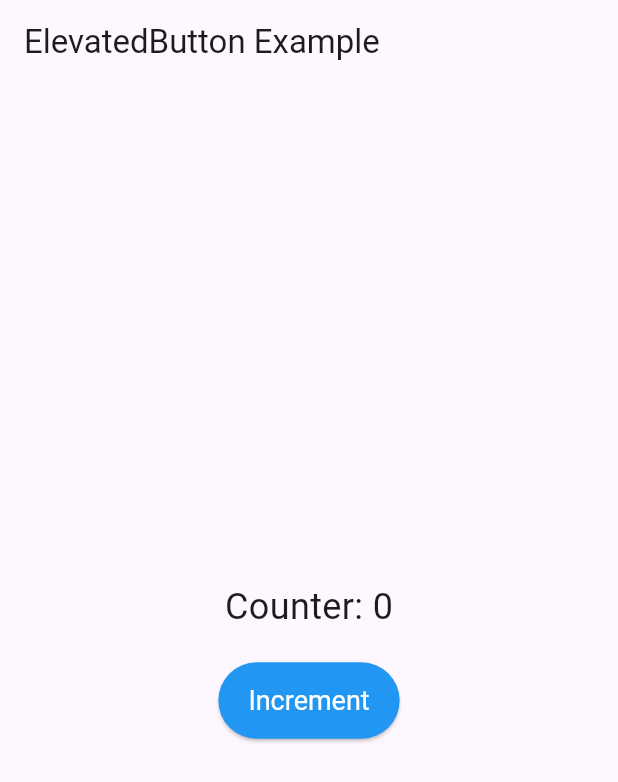
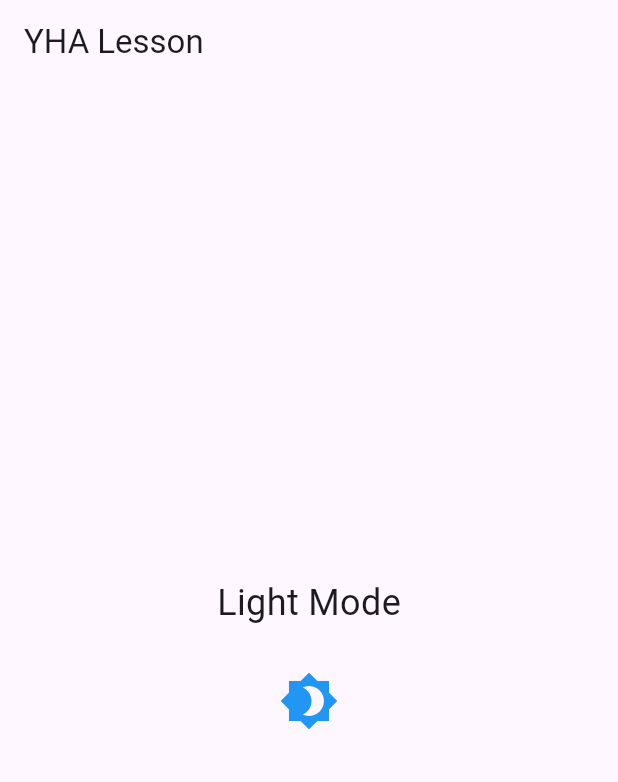
Before and after one commit to hidecard/YHA-flutter-lesson, a Flutter app: the screen it shows after launch, on a phone screen of 412 x 824 dp. Shown: the top 782 px of the screen. Run offline on Flutter 3.47's test engine with Material 3 defaults, Android fonts, the phone set to English and light mode, and no system bars.

Commit message:
dark mode

```diff
--- a/lib/main.dart
+++ b/lib/main.dart
@@ -10,52 +10,56 @@ class MyApp extends StatelessWidget {
   @override
   Widget build(BuildContext context) {
     return MaterialApp(
-      home: Scaffold(
-        appBar: AppBar(title: const Text('ElevatedButton Example')),
-        body: const ElevatedButtonExample(),
-      ),
+      theme: ThemeData.light(),
+      darkTheme: ThemeData.dark(),
+      home: const IconButtonExample(),
     );
   }
 }
 
-class ElevatedButtonExample extends StatefulWidget {
-  const ElevatedButtonExample({super.key});
+class IconButtonExample extends StatefulWidget {
+  const IconButtonExample({super.key});
 
   @override
-  _ElevatedButtonExampleState createState() => _ElevatedButtonExampleState();
+  _IconButtonExampleState createState() => _IconButtonExampleState();
 }
 
-class _ElevatedButtonExampleState extends State<ElevatedButtonExample> {
-  int _counter = 0;
+class _IconButtonExampleState extends State<IconButtonExample> {
+  bool _isDarkMode = false;
 
-  void _incrementCounter() {
+  void _toggleTheme() {
     setState(() {
-      _counter++;
+      _isDarkMode = !_isDarkMode;
     });
   }
 
   @override
   Widget build(BuildContext context) {
-    return Center(
+    return MaterialApp(
+      theme: _isDarkMode ? ThemeData.dark() : ThemeData.light(),
+      home: Scaffold(
+        appBar: AppBar(title: const Text('YHA Lesson')),
+        body: Center(
           child: Column(
             mainAxisAlignment: MainAxisAlignment.center,
             children: [
               Text(
-            'Counter: $_counter',
+                _isDarkMode ? 'Dark Mode' : 'Light Mode',
                 style: const TextStyle(fontSize: 24),
               ),
               const SizedBox(height: 20),
-          ElevatedButton(
-            onPressed: _incrementCounter,
-            style: ElevatedButton.styleFrom(
-              backgroundColor: Colors.blue, // Button color
-              foregroundColor: Colors.white, // Text/icon color
-              padding: const EdgeInsets.symmetric(horizontal: 20, vertical: 15),
-              textStyle: const TextStyle(fontSize: 18),
+              IconButton(
+                onPressed: _toggleTheme,
+                icon: Icon(
+                  _isDarkMode ? Icons.brightness_7 : Icons.brightness_4,
+                  size: 40,
+                  color: _isDarkMode ? Colors.yellow : Colors.blue,
                 ),
-            child: const Text('Increment'),
+                tooltip: 'Toggle Theme',
               ),
             ],
+          ),
+        ),
       ),
     );
   }
```
Lines whose indentation alone changed are shown as unchanged.
